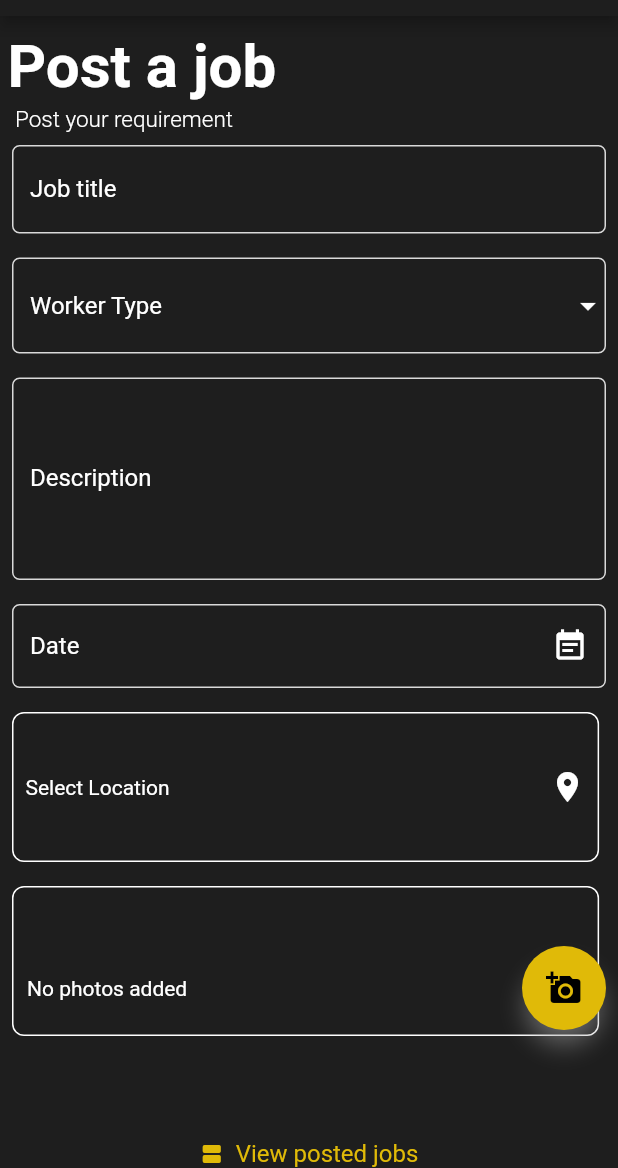
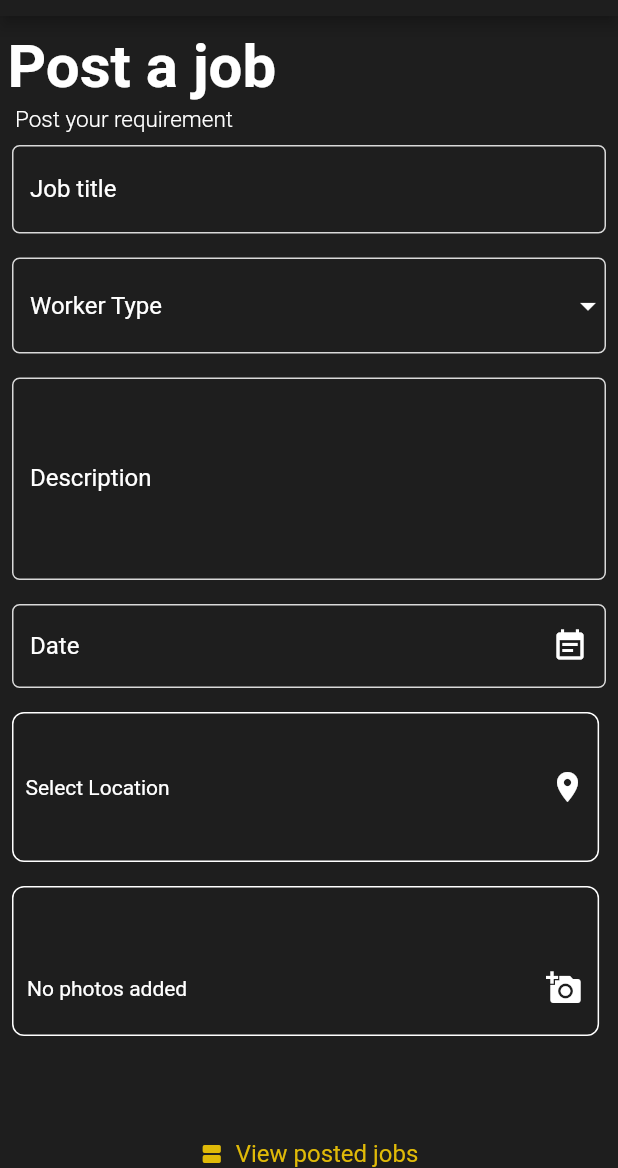
Before and after one commit to TeamHandyman/Handymanmobile, a Flutter app: the PostjobScreen screen opened by its route, on a phone screen of 412 x 824 dp, the part 68-1236 px from its top. Run offline on Flutter 3.47's test engine with Material 2 defaults, Android fonts, the phone set to English and light mode, and no system bars; drawn by our look-alikes of date_field; our stand-ins replace dio, flutter_image_compress, fluttertoast, geocoding, geolocator, google_maps_flutter and 3 more; missing offline and left inert: cloudinary, dart:ffi, jwt_decode, map_pin_picker, mongo_dart, onesignal_flutter and 1 more; accounts and stored records are empty.

Commit message:
post job redesign

```diff
--- a/lib/CustomerScreens/PostJob.dart
+++ b/lib/CustomerScreens/PostJob.dart
@@ -487,21 +487,19 @@ class _PostjobScreenState extends State<PostjobScreen> {
                             Positioned(
                               right: 0,
                               top: 40,
-                              child: FloatingActionButton(
-                                backgroundColor: Theme.of(context).buttonColor,
-                                splashColor: Theme.of(context).buttonColor,
-                                onPressed: () {
-                                  _takePicture();
-                                },
-                                //  () {
-                                //   showDialog(
-                                //     context: context,
-                                //     builder: (context) => addImage(context),
-                                //   );
-                                // },
-                                child: Icon(
-                                  Icons.add_a_photo,
-                                  color: Colors.black,
+                              child: Padding(
+                                padding: const EdgeInsets.all(8.0),
+                                child: CircleAvatar(
+                                  backgroundColor: Colors.transparent,
+                                  child: GestureDetector(
+                                    onTap: () {
+                                      _takePicture();
+                                    },
+                                    child: Icon(
+                                      Icons.add_a_photo,
+                                      color: Colors.white,
+                                    ),
+                                  ),
                                 ),
                               ),
                             ),
```
